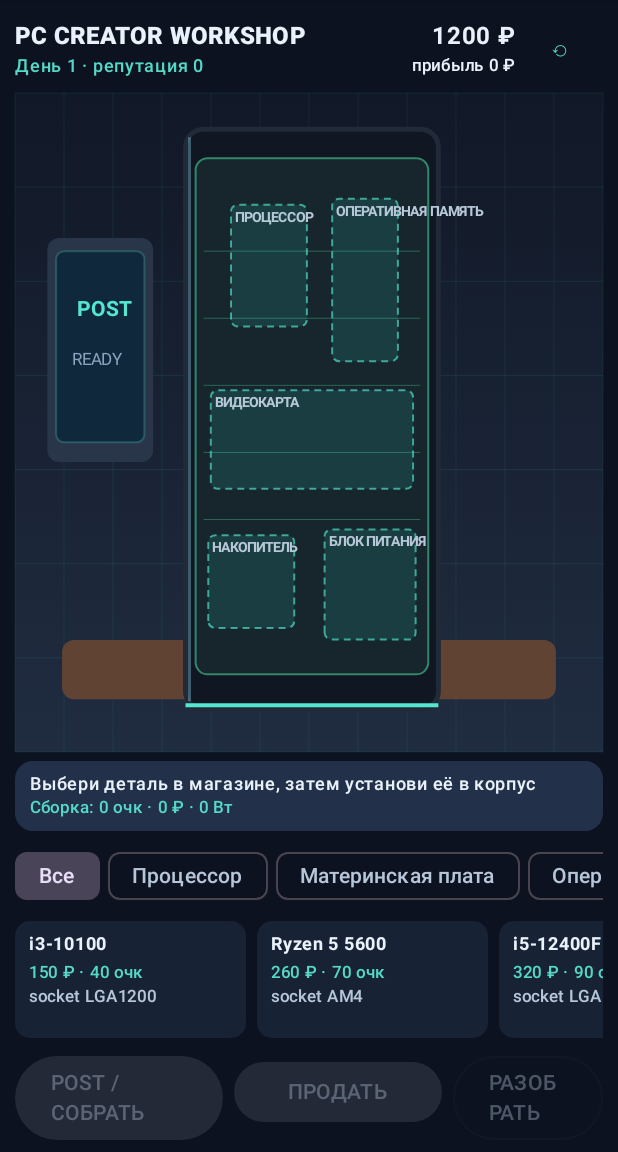
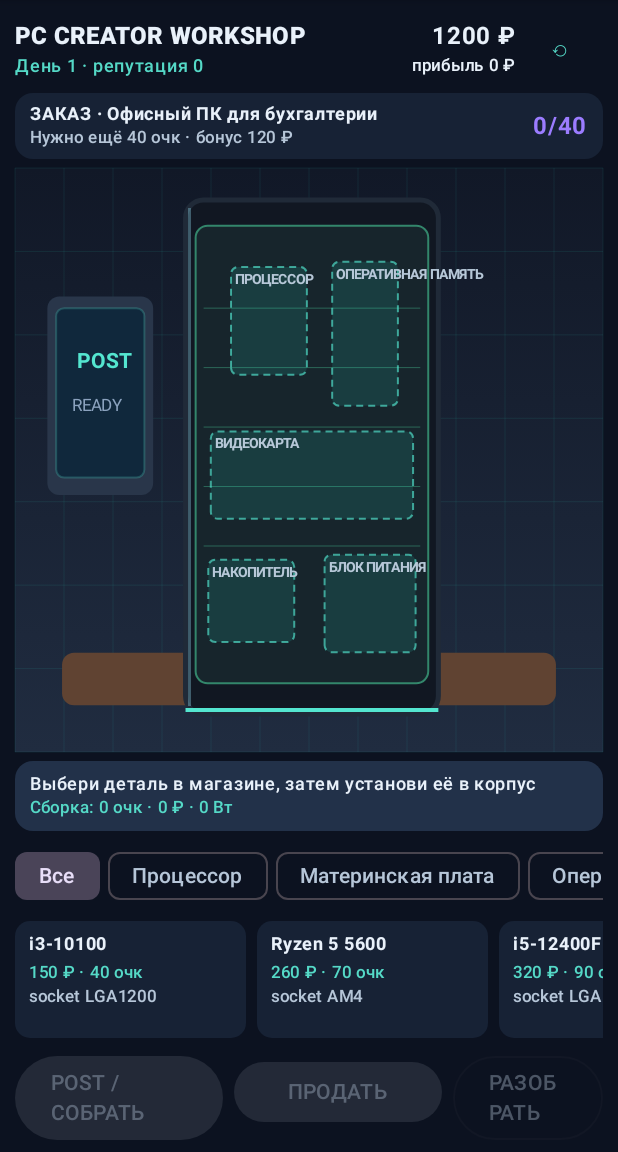
Before and after one commit to zxcrixd/pcsim, an Android app built with Jetpack Compose: the screen it shows after launch (MainActivity), on a phone screen of 412 x 824 dp, the part 84-1236 px from its top. Run offline under Robolectric (Android 15) with nearby library versions, the phone set to English and light mode, and no system bars.

Commit message:
feat(ui): show customer order and scoring target

```diff
--- a/composeApp/src/commonMain/kotlin/com/zxcrixd/pcsim/ui/App.kt
+++ b/composeApp/src/commonMain/kotlin/com/zxcrixd/pcsim/ui/App.kt
@@ -68,20 +68,17 @@ private fun WorkshopGame(game: GameState) {
     var selectedPart by remember { mutableStateOf<Part?>(null) }
     var filter by remember { mutableStateOf<PartType?>(null) }
     LaunchedEffect(game.message) {
-        if (game.message.startsWith("Установлена ") || " заменена на " in game.message) {
-            selectedPart = null
-        }
+        if (game.message.startsWith("Установлена ") || " заменена на " in game.message) selectedPart = null
     }
     val check = game.check()
     val parts = if (filter == null) Catalog.parts else Catalog.byType(filter!!)
 
     Column(
-        modifier = Modifier
-            .fillMaxSize()
-            .padding(horizontal = 10.dp, vertical = 8.dp),
+        modifier = Modifier.fillMaxSize().padding(horizontal = 10.dp, vertical = 8.dp),
         verticalArrangement = Arrangement.spacedBy(6.dp)
     ) {
         Hud(game)
+        OrderBrief(game, check)
         WorkshopScene(
             game = game,
             selectedPart = selectedPart,
@@ -104,7 +101,7 @@ private fun WorkshopGame(game: GameState) {
                             selectedPart = null
                         } else if (part.requiredReputation <= game.reputation) {
                             selectedPart = if (selectedPart?.id == part.id) null else part
-                            game.hint("Выбрано: ${part.name}. Нажми на подходящий слот в корпусе")
+                            game.hint("Выбрано: ${part.name}. Нажми на соответствующий слот в корпусе")
                         }
                     }
                 )
@@ -126,6 +123,32 @@ private fun Hud(game: GameState) {
             Text("прибыль ${game.totalProfit} ₽", style = MaterialTheme.typography.labelSmall)
         }
         TextButton(onClick = { game.reset() }) { Text("⟲") }
+    }
+}
+
+@Composable
+private fun OrderBrief(game: GameState, check: BuildCheck) {
+    val order = game.order
+    val remaining = (order.minScore - check.score).coerceAtLeast(0)
+    Card(
+        modifier = Modifier.fillMaxWidth(),
+        colors = CardDefaults.cardColors(containerColor = MaterialTheme.colorScheme.surface)
+    ) {
+        Row(
+            modifier = Modifier.fillMaxWidth().padding(horizontal = 10.dp, vertical = 6.dp),
+            verticalAlignment = Alignment.CenterVertically
+        ) {
+            Column(modifier = Modifier.weight(1f)) {
+                Text("ЗАКАЗ · ${order.title}", style = MaterialTheme.typography.labelMedium, fontWeight = FontWeight.Bold)
+                Text(
+                    if (remaining == 0) "Требование выполнено · осталось только собрать!"
+                    else "Нужно ещё $remaining очк · бонус ${order.bonus} ₽",
+                    style = MaterialTheme.typography.labelSmall,
+                    color = if (remaining == 0) MaterialTheme.colorScheme.primary else MaterialTheme.colorScheme.onSurfaceVariant
+                )
+            }
+            Text("${check.score}/${order.minScore}", fontWeight = FontWeight.Bold, color = MaterialTheme.colorScheme.secondary)
+        }
     }
 }
 
```
